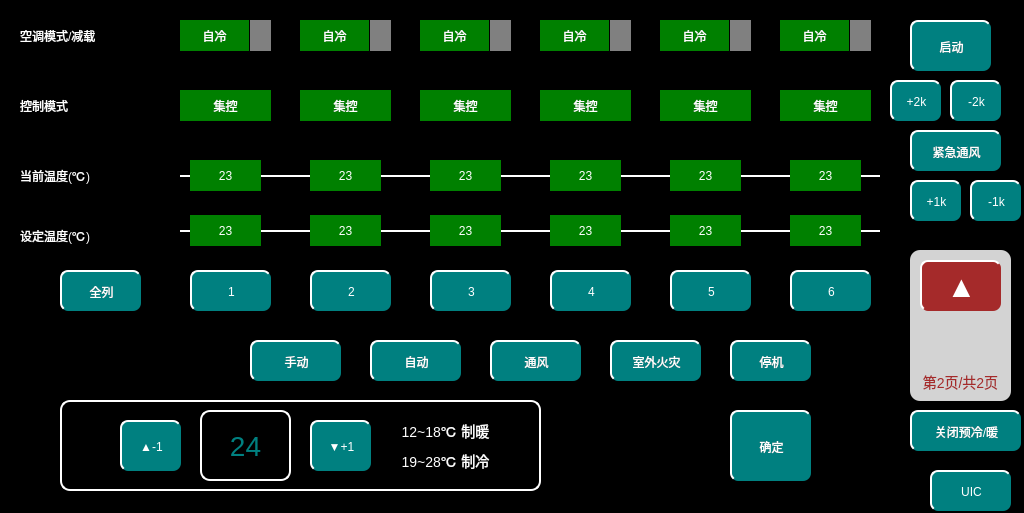
Qt form vehicleacpage2.ui (mayue-crrc/ShenyangMetro9DB) before a commit.
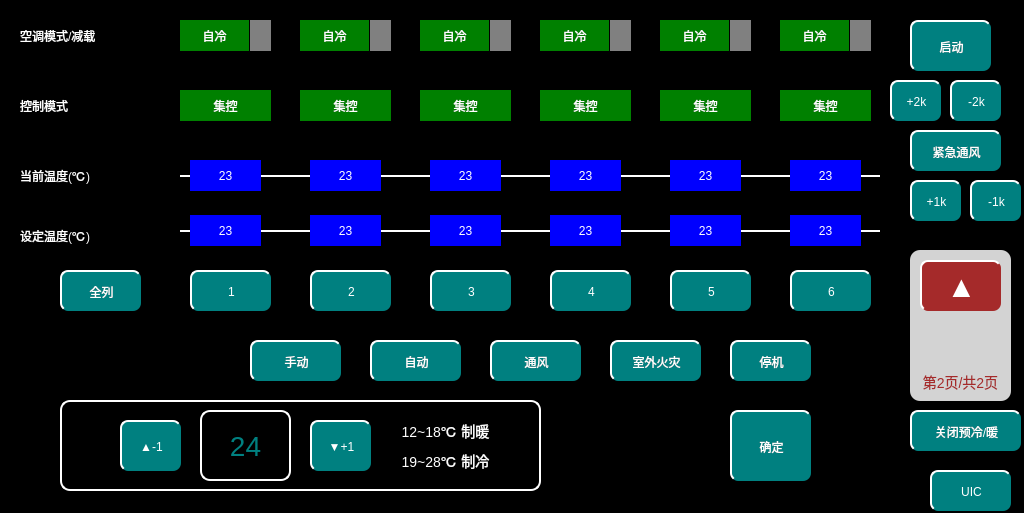
The same form after that commit.

Patch:
```diff
--- a/vehicleacpage2.ui
+++ b/vehicleacpage2.ui
@@ -79,6 +79,10 @@
      <height>31</height>
     </rect>
    </property>
+   <property name="styleSheet">
+    <string notr="true">background-color:blue;
+</string>
+   </property>
    <property name="text">
     <string>23</string>
    </property>
@@ -95,6 +99,10 @@
      <height>31</height>
     </rect>
    </property>
+   <property name="styleSheet">
+    <string notr="true">background-color:blue;
+</string>
+   </property>
    <property name="text">
     <string>23</string>
    </property>
@@ -111,6 +119,10 @@
      <height>31</height>
     </rect>
    </property>
+   <property name="styleSheet">
+    <string notr="true">background-color:blue;
+</string>
+   </property>
    <property name="text">
     <string>23</string>
    </property>
@@ -232,6 +244,10 @@
      <height>31</height>
     </rect>
    </property>
+   <property name="styleSheet">
+    <string notr="true">background-color:blue;
+</string>
+   </property>
    <property name="text">
     <string>23</string>
    </property>
@@ -343,6 +359,10 @@
      <height>31</height>
     </rect>
    </property>
+   <property name="styleSheet">
+    <string notr="true">background-color:blue;
+</string>
+   </property>
    <property name="text">
     <string>23</string>
    </property>
@@ -413,6 +433,10 @@
      <height>31</height>
     </rect>
    </property>
+   <property name="styleSheet">
+    <string notr="true">background-color:blue;
+</string>
+   </property>
    <property name="text">
     <string>23</string>
    </property>
@@ -607,6 +631,10 @@
      <height>31</height>
     </rect>
    </property>
+   <property name="styleSheet">
+    <string notr="true">background-color:blue;
+</string>
+   </property>
    <property name="text">
     <string>23</string>
    </property>
@@ -623,6 +651,10 @@
      <height>31</height>
     </rect>
    </property>
+   <property name="styleSheet">
+    <string notr="true">background-color:blue;
+</string>
+   </property>
    <property name="text">
     <string>23</string>
    </property>
@@ -639,6 +671,10 @@
      <height>31</height>
     </rect>
    </property>
+   <property name="styleSheet">
+    <string notr="true">background-color:blue;
+</string>
+   </property>
    <property name="text">
     <string>23</string>
    </property>
@@ -655,6 +691,10 @@
      <height>31</height>
     </rect>
    </property>
+   <property name="styleSheet">
+    <string notr="true">background-color:blue;
+</string>
+   </property>
    <property name="text">
     <string>23</string>
    </property>
@@ -671,6 +711,10 @@
      <height>31</height>
     </rect>
    </property>
+   <property name="styleSheet">
+    <string notr="true">background-color:blue;
+</string>
+   </property>
    <property name="text">
     <string>23</string>
    </property>
@@ -687,6 +731,10 @@
      <height>31</height>
     </rect>
    </property>
+   <property name="styleSheet">
+    <string notr="true">background-color:blue;
+</string>
+   </property>
    <property name="text">
     <string>23</string>
    </property>
```
